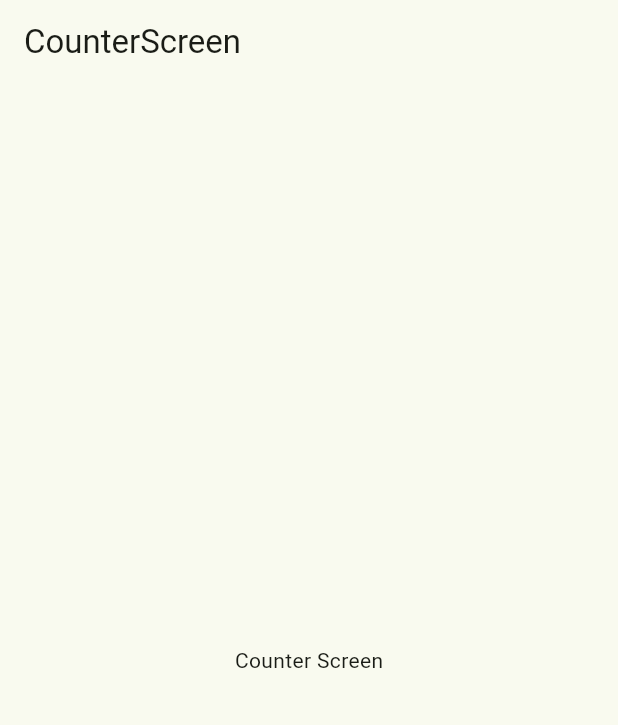
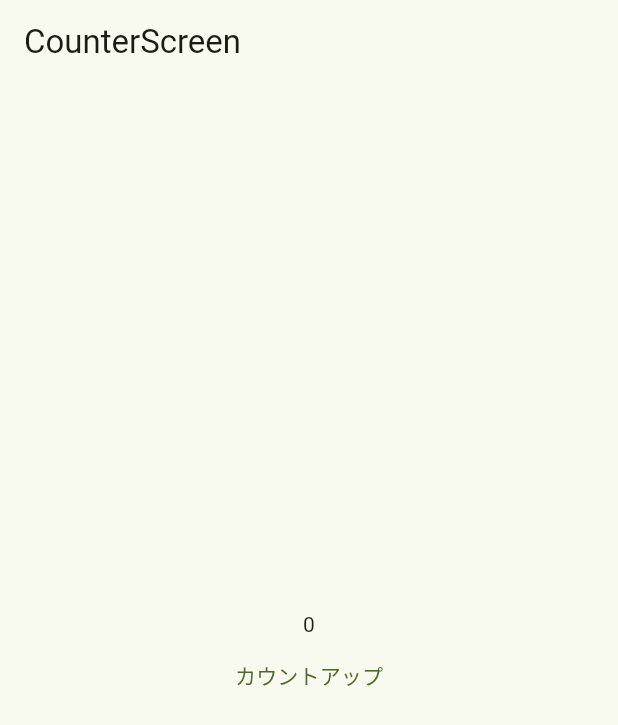
Before and after one commit to NiheiKeita/flutter_example_app, a Flutter app: the CounterScreen screen opened by its route, on a phone screen of 412 x 824 dp. Shown: the top 725 px of the screen. Run offline on Flutter 3.47's test engine with Material 3 defaults, Android fonts, the phone set to English and light mode, and no system bars; our stand-ins replace go_router.

Commit message:
カウンター画面をステートフルに変更し、カウントアップ機能を実装

```diff
--- a/lib/screens/counter/counter.dart
+++ b/lib/screens/counter/counter.dart
@@ -1,13 +1,36 @@
 import 'package:flutter/material.dart';
 
-class CounterScreen extends StatelessWidget {
+class CounterScreen extends StatefulWidget {
   const CounterScreen({super.key});
+
+  @override
+  State<CounterScreen> createState() => _CounterScreenState();
+}
+
+class _CounterScreenState extends State<CounterScreen> {
+  int count = 0;
+
+  void incrementCounter() {
+    setState(() => count++);
+  }
 
   @override
   Widget build(BuildContext context) {
     return Scaffold(
       appBar: AppBar(title: const Text('CounterScreen')),
-      body: const Center(child: Text('Counter Screen')),
+      body: Center(
+        child: Column(
+          mainAxisAlignment: MainAxisAlignment.center,
+          crossAxisAlignment: CrossAxisAlignment.center,
+          children: <Widget>[
+            Text('$count'),
+            TextButton(
+              onPressed: incrementCounter,
+              child: const Text('カウントアップ'),
+            ),
+          ],
+        ),
+      ),
     );
   }
 }
```
